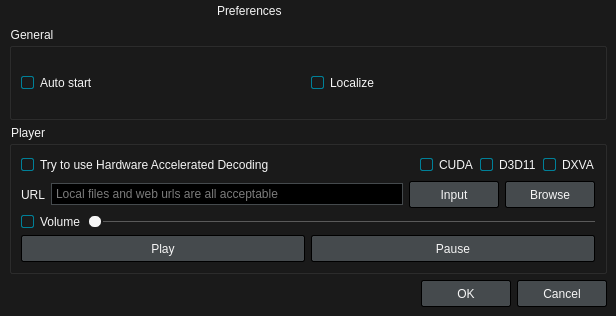
Qt form forms/preferencesdialog.ui (wangwenx190/dynamic-desktop) before a commit.
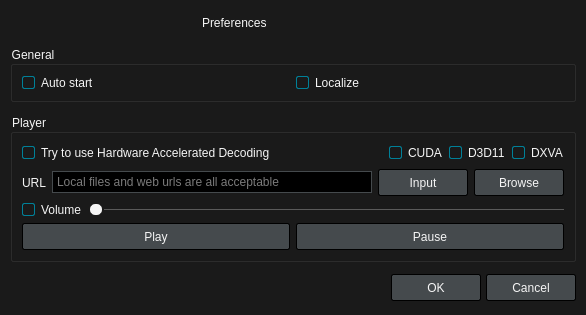
The same form after that commit. Icons and pictures are not drawn. Custom widgets are drawn as their Qt base class.

What changed in the file:
```diff
--- a/forms/preferencesdialog.ui
+++ b/forms/preferencesdialog.ui
@@ -6,8 +6,8 @@
    <rect>
     <x>0</x>
     <y>0</y>
-    <width>616</width>
-    <height>316</height>
+    <width>586</width>
+    <height>315</height>
    </rect>
   </property>
   <property name="sizePolicy">
@@ -95,20 +95,20 @@
 	width: 12px;
 }
 
-QCheckBox::indicator, QGroupBox::indicator {
+QCheckBox::indicator {
 	width: 11px;
 	height: 11px;
 	border: 1px solid #008098;
 	border-radius: 2px;
 }
 
-QCheckBox::indicator:unchecked, QGroupBox::indicator:unchecked {
+QCheckBox::indicator:unchecked {
 	border: 1px solid whitesmoke;
 	background: #1A1A1A;
 	image: none;
 }
 
-QCheckBox::indicator:checked, QGroupBox::indicator:checked {
+QCheckBox::indicator:checked {
 	border: 1px solid #008098;
 	background: #008098;
 	image: url(:/checked.svg);
@@ -126,19 +126,19 @@
   </property>
   <layout class="QVBoxLayout" name="verticalLayout_2">
    <property name="spacing">
-    <number>6</number>
+    <number>5</number>
    </property>
    <property name="leftMargin">
-    <number>9</number>
+    <number>10</number>
    </property>
    <property name="topMargin">
-    <number>0</number>
+    <number>5</number>
    </property>
    <property name="rightMargin">
-    <number>9</number>
+    <number>10</number>
    </property>
    <property name="bottomMargin">
-    <number>9</number>
+    <number>5</number>
    </property>
    <item>
     <widget class="QWidget" name="widget_windowtitlebar" native="true">
@@ -302,6 +302,12 @@
    </item>
    <item>
     <widget class="QGroupBox" name="groupBox_general">
+     <property name="sizePolicy">
+      <sizepolicy hsizetype="Preferred" vsizetype="Fixed">
+       <horstretch>0</horstretch>
+       <verstretch>0</verstretch>
+      </sizepolicy>
+     </property>
      <property name="title">
       <string>General</string>
      </property>
@@ -325,6 +331,12 @@
    </item>
    <item>
     <widget class="QGroupBox" name="groupBox_player">
+     <property name="sizePolicy">
+      <sizepolicy hsizetype="Preferred" vsizetype="Fixed">
+       <horstretch>0</horstretch>
+       <verstretch>0</verstretch>
+      </sizepolicy>
+     </property>
      <property name="title">
       <string>Player</string>
      </property>
```
